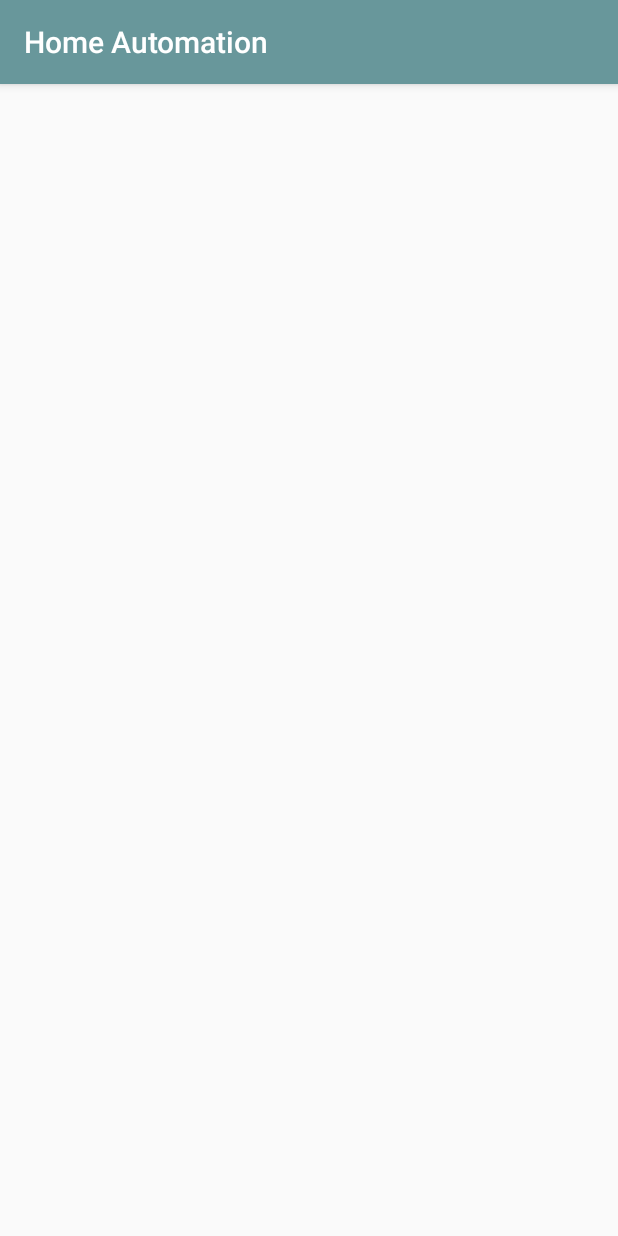
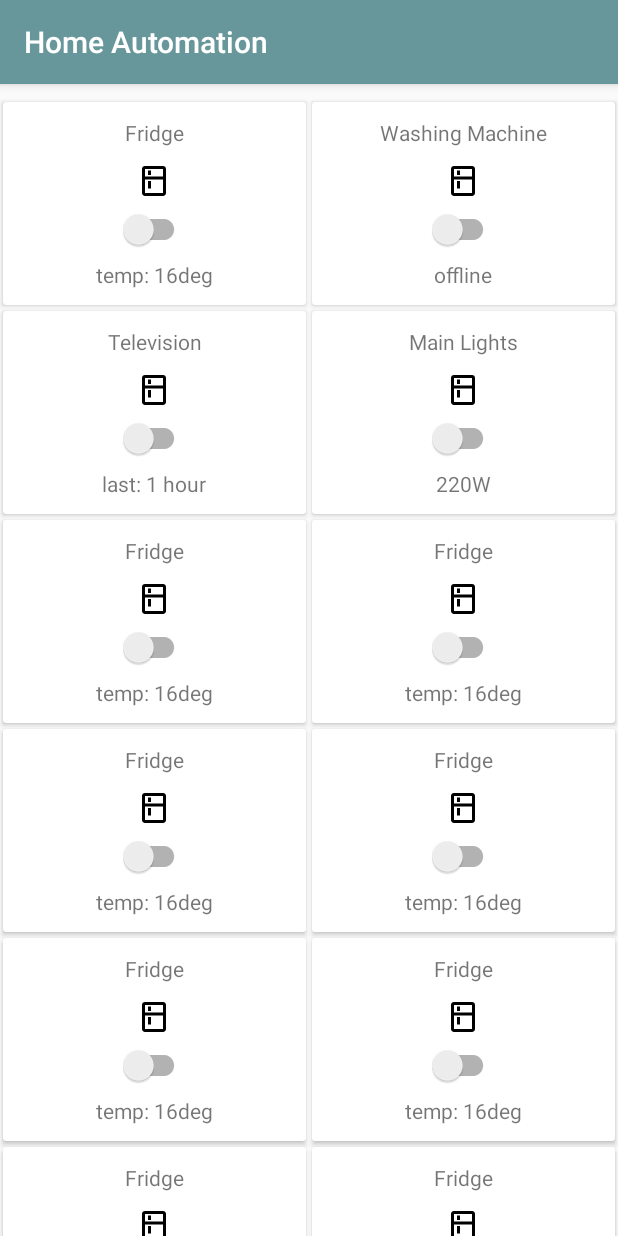
Before and after one commit to DrRoad/SmartCityApp, an Android app: the screen it shows after launch (MainActivity), on a phone screen of 412 x 824 dp. Run offline under Robolectric (Android 15) with nearby library versions, the phone set to English and light mode, and no system bars; our stand-ins replace ButterKnife; libraries missing offline, so code that uses them is left out: com.rey.material; plain views replace Switch; 1 statement that could not run was skipped.

Commit message:
basic layout added

```diff
--- /dev/null
+++ b/app/src/main/java/in/ac/vit/smartcityapp/ClickListener.java
@@ -0,0 +1,10 @@
+package in.ac.vit.smartcityapp;
+
+import android.view.View;
+
+
+public interface ClickListener {
+    void onClick(View view, int position);
+
+    void onLongClick(View view, int position);
+}
--- a/app/src/main/java/in/ac/vit/smartcityapp/CustomRVAdapter.java
+++ b/app/src/main/java/in/ac/vit/smartcityapp/CustomRVAdapter.java
@@ -3,35 +3,61 @@ package in.ac.vit.smartcityapp;
 
 import android.content.Context;
 import android.support.v7.widget.RecyclerView;
+import android.view.LayoutInflater;
 import android.view.View;
 import android.view.ViewGroup;
+import android.widget.ImageView;
+import android.widget.TextView;
+
+import com.rey.material.widget.Switch;
+
+import java.util.List;
+
+import butterknife.BindView;
+import butterknife.ButterKnife;
 
 public class CustomRVAdapter extends RecyclerView.Adapter<CustomRVAdapter.CustomViewHolder>{
 
     private Context activityContext ;
+    private List<DeviceConfig> deviceConfigList ;
 
-    public CustomRVAdapter(Context activityContext) {
+    public CustomRVAdapter(Context activityContext, List<DeviceConfig> deviceConfigList) {
         this.activityContext = activityContext;
+        this.deviceConfigList = deviceConfigList ;
     }
 
     @Override
     public CustomViewHolder onCreateViewHolder(ViewGroup parent, int viewType) {
-        return null;
+        View view = LayoutInflater.from(parent.getContext())
+                .inflate(R.layout.list_item, parent, false);
+        return new CustomViewHolder(view);
     }
 
     @Override
     public void onBindViewHolder(CustomViewHolder holder, int position) {
-
+        DeviceConfig tempConfig = deviceConfigList.get(position) ;
+        holder.switchToggle.setChecked(tempConfig.isDeviceCurrentStatus());
+        holder.tvDeviceName.setText(tempConfig.getDeviceName());
+        holder.tvDeviceSpecialMessage.setText(tempConfig.getSpecialDescription());
     }
 
     @Override
     public int getItemCount() {
-        return 0;
+        return deviceConfigList.size();
     }
 
     public class CustomViewHolder extends RecyclerView.ViewHolder{
+
+        @BindView(R.id.list_item_device_name) TextView tvDeviceName ;
+        @BindView(R.id.list_item_device_icon) ImageView ivDeviceIcon ;
+        @BindView(R.id.list_item_device_special_attribute) TextView tvDeviceSpecialMessage ;
+        @BindView(R.id.list_item_switch_) Switch switchToggle ;
+
+
         public CustomViewHolder(View itemView) {
             super(itemView);
+
+            ButterKnife.bind(this, itemView) ;
         }
     }
 }
--- a/app/src/main/java/in/ac/vit/smartcityapp/MainActivity.java
+++ b/app/src/main/java/in/ac/vit/smartcityapp/MainActivity.java
@@ -4,6 +4,11 @@ import android.support.v7.app.AppCompatActivity;
 import android.os.Bundle;
 import android.support.v7.widget.LinearLayoutManager;
 import android.support.v7.widget.RecyclerView;
+import android.support.v7.widget.StaggeredGridLayoutManager;
+import android.view.View;
+
+import java.util.ArrayList;
+import java.util.List;
 
 import butterknife.BindView;
 import butterknife.ButterKnife;
@@ -15,6 +20,7 @@ public class MainActivity extends AppCompatActivity {
     RecyclerView recyclerViewGrid ;
 
     private CustomRVAdapter customRVAdapter ;
+    List<DeviceConfig> deviceConfigList ;
 
     @Override
     protected void onCreate(Bundle savedInstanceState) {
@@ -22,15 +28,28 @@ public class MainActivity extends AppCompatActivity {
         setContentView(R.layout.activity_main);
 
         ButterKnife.bind(this) ;
+        init() ;
 
-        init() ;
     }
 
     private void init() {
-        customRVAdapter = new CustomRVAdapter(this) ;
+        addDataToArray() ;
+        customRVAdapter = new CustomRVAdapter(this, deviceConfigList) ;
+        recyclerViewGrid.setLayoutManager(new StaggeredGridLayoutManager(2, StaggeredGridLayoutManager.VERTICAL));
         recyclerViewGrid.setAdapter(customRVAdapter);
 
-        LinearLayoutManager llm = new LinearLayoutManager(this) ;
 
     }
+
+    private void addDataToArray() {
+        deviceConfigList = new ArrayList<>() ;
+        deviceConfigList.add(new DeviceConfig(1, "Fridge", true, "temp: 16deg")) ;
+        deviceConfigList.add(new DeviceConfig(1, "Washing Machine", false, "offline")) ;
+        deviceConfigList.add(new DeviceConfig(1, "Television", false, "last: 1 hour")) ;
+        deviceConfigList.add(new DeviceConfig(1, "Main Lights", true, "220W")) ;
+        deviceConfigList.add(new DeviceConfig(1, "Fridge", true, "temp: 16deg")) ;
+        for (int i = 0; i < 12; i++) {
+            deviceConfigList.add(new DeviceConfig(1, "Fridge", true, "temp: 16deg")) ;
+        }
+    }
 }
--- /dev/null
+++ b/app/src/main/res/drawable/ic_kitchen_white_24px.xml
@@ -0,0 +1,9 @@
+<vector xmlns:android="http://schemas.android.com/apk/res/android"
+        android:width="24dp"
+        android:height="24dp"
+        android:viewportWidth="24.0"
+        android:viewportHeight="24.0">
+    <path
+        android:pathData="M18,2.01L6,2c-1.1,0 -2,0.89 -2,2v16c0,1.1 0.9,2 2,2h12c1.1,0 2,-0.9 2,-2L20,4c0,-1.11 -0.9,-1.99 -2,-1.99zM18,20L6,20v-9.02h12L18,20zM18,9L6,9L6,4h12v5zM8,5h2v3L8,8zM8,12h2v5L8,17z"
+        android:fillColor="#000000"/>
+</vector>
--- a/app/src/main/res/layout/activity_main.xml
+++ b/app/src/main/res/layout/activity_main.xml
@@ -4,10 +4,7 @@
     android:id="@+id/activity_main"
     android:layout_width="match_parent"
     android:layout_height="match_parent"
-    android:paddingBottom="@dimen/activity_vertical_margin"
-    android:paddingLeft="@dimen/activity_horizontal_margin"
-    android:paddingRight="@dimen/activity_horizontal_margin"
-    android:paddingTop="@dimen/activity_vertical_margin"
+    android:layout_marginTop="10dp"
     tools:context="in.ac.vit.smartcityapp.MainActivity">
 
     <android.support.v7.widget.RecyclerView
--- a/app/src/main/res/layout/list_item.xml
+++ b/app/src/main/res/layout/list_item.xml
@@ -1,22 +1,53 @@
 <?xml version="1.0" encoding="utf-8"?>
-<android.support.v7.widget.CardView
-    xmlns:android="http://schemas.android.com/apk/res/android"
+<android.support.v7.widget.CardView xmlns:android="http://schemas.android.com/apk/res/android"
     android:layout_height="wrap_content"
-    android:layout_width="wrap_content">
+    android:layout_margin="2dp"
+    android:layout_marginLeft="10dp"
+    android:layout_marginRight="10dp"
+    android:layout_width="match_parent"
+    android:layout_centerHorizontal="true"
+    xmlns:app="http://schemas.android.com/apk/res-auto">
 
 
-    <RelativeLayout
+    <LinearLayout
+        android:layout_margin="5dp"
+        android:orientation="vertical"
         android:layout_width="match_parent"
         android:layout_height="match_parent">
 
+        <TextView
+            android:textAlignment="center"
+            android:padding="5dp"
+            android:id="@+id/list_item_device_name"
+            android:layout_width="match_parent"
+            android:layout_height="wrap_content"
+            android:text="TEXT 101"
+            />
+
+        <ImageView
+            android:padding="5dp"
+            android:layout_gravity="center_horizontal"
+            android:id="@+id/list_item_device_icon"
+            app:srcCompat="@drawable/ic_kitchen_white_24px"
+            android:layout_width="wrap_content"
+            android:layout_height="wrap_content" />
 
         <com.rey.material.widget.Switch
+            android:padding="5dp"
+            android:layout_gravity="center_horizontal"
             android:id="@+id/list_item_switch_"
             android:layout_width="wrap_content"
             android:layout_height="wrap_content" />
 
+        <TextView
+            android:id="@+id/list_item_device_special_attribute"
+            android:text="Temperature: 53deg"
+            android:padding="5dp"
+            android:textAlignment="center"
+            android:layout_width="match_parent"
+            android:layout_height="wrap_content" />
 
-    </RelativeLayout>
+    </LinearLayout>
 
 
 
```
